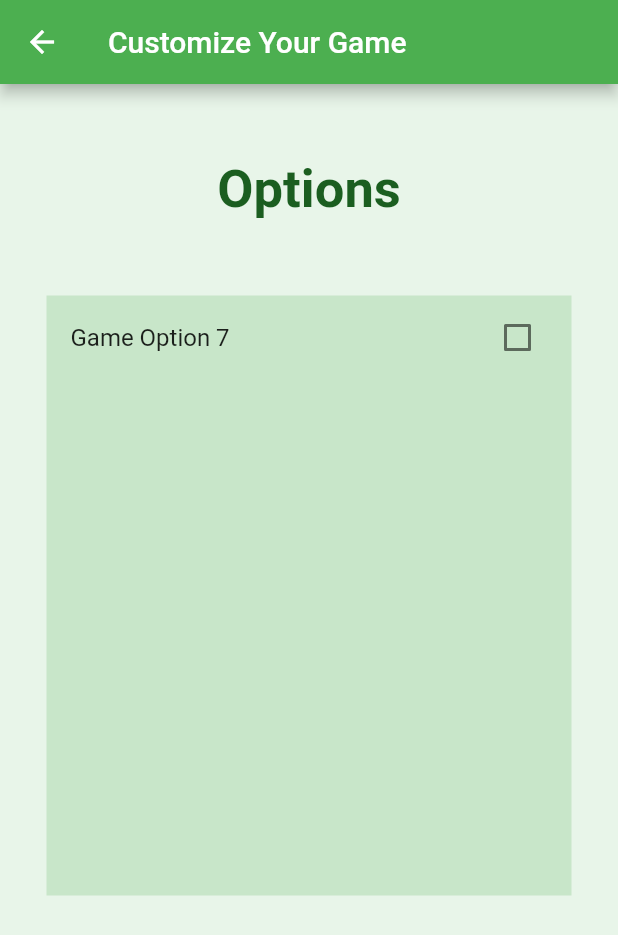
After one commit to radicalgrim/game_saver, a Flutter app: the CustomizeGamePage screen opened directly, on a phone screen of 412 x 824 dp. The commit adds this screen. Shown: the top 935 px of the screen. Run offline on Flutter 3.47's test engine with Material 2 defaults, Android fonts, the phone set to English and light mode, and no system bars; missing offline and left inert: dart:html.

```diff
--- /dev/null
+++ b/lib/pages/customize_game_page.dart
@@ -0,0 +1,60 @@
+import 'package:game_saver/res/globals.dart' as globals;
+import 'package:flutter/material.dart';
+import 'package:flutter/widgets.dart';
+import 'package:game_saver/res/colors.dart';
+import 'package:game_saver/res/strings.dart';
+import 'package:game_saver/res/text_styles.dart';
+
+class CustomizeGamePage extends StatefulWidget {
+  const CustomizeGamePage({Key? key}) : super(key: key);
+  static const String route = "/gamecustomization";
+  @override
+  CustomizeGamePageState createState() => CustomizeGamePageState();
+}
+
+class CustomizeGamePageState extends State<CustomizeGamePage> {
+  //PAGE
+  @override
+  Widget build(BuildContext context) {
+    return Scaffold(
+      backgroundColor: ProjectColors.primarySwatch.shade50,
+      appBar: AppBar(
+        title: const Text(ProjectStrings.gameCustomizationHeader),
+        leading: IconButton(
+          icon: const Icon(Icons.arrow_back),
+          onPressed: () {
+            Navigator.pop(context);
+          },
+        ),
+      ),
+      body: SafeArea(
+        child: Center(
+          child: Column(
+            children: [
+              Padding(
+                padding: const EdgeInsets.symmetric(vertical: 50, horizontal: 20),
+                child: Text(ProjectStrings.gameOptionsTitle,
+                    style: ProjectTextStyles.pageTitleTextStyle),
+              ),
+              Container(
+                child: Column(children: [
+                    CheckboxListTile(
+                    title: const Text(ProjectStrings.gameOption7),
+                    value: globals.gameOption7,
+                    onChanged: (bool? value) {
+                      setState(() {
+                        globals.gameOption7 = value!;
+                      });
+                    }),
+                ],),
+                width: 350,
+                height: 400,
+                color: ProjectColors.primarySwatch.shade100,
+              ),
+            ],
+          ),
+        ),
+      ),
+    );
+  }
+}
--- /dev/null
+++ b/lib/res/globals.dart
@@ -0,0 +1,17 @@
+library game_saver.globals;
+
+import 'package:game_saver/res/game_info.dart';
+
+//Game Options Page
+bool gameOption1 = false;
+bool gameOption2 = false;
+bool gameOption3 = false;
+bool gameOption4 = false;
+bool gameOption5 = false;
+bool gameOption6 = false;
+bool gameOption7 = false;
+
+//Game list for leaderboard
+List<GameInfo> gameList = [];
+
+GameInfo? currentGame;
--- a/lib/res/strings.dart
+++ b/lib/res/strings.dart
@@ -1,5 +1,10 @@
 class ProjectStrings {
   // TODO: Get better strings, my goodness
+
+  //Global
+  static const String error = 'Error';
+  static const String ok = 'OK';
+  static const String nextButton = "Next";
 
   // Home Page
   static const String appTitle = "GameSaver";
@@ -9,16 +14,19 @@ class ProjectStrings {
   // Add Players Page
   static const String addPlayersHeading = "Add Your Players";
   static const String addPlayerHint = "Add Player";
-  static const String nextButton = "Next";
+  static const String addPlayersErrorMessage = "Game must have at least 1 participant";
 
   // Game Options Page
   static const String gameOptionsHeader = "Game Options";
   static const String gameOptionsTitle = "Options";
-  static const String gameOptionGameTimer = "Enable Game Timer";
+  static const String gameOption1 = "Enable Game Timer";
   static const String gameOption2 = "Game Option 2";
   static const String gameOption3 = "Game Option 3";
   static const String gameOption4 = "Game Option 4";
   static const String gameOption5 = "Game Option 5";
   static const String gameOption6 = "Game Option 6";
   static const String gameOption7 = "Game Option 7";
+
+  // Game Customizations Page
+  static const String gameCustomizationHeader = "Customize Your Game";
 }
```
Also changed, not shown: lib/pages/add_players_page.dart (+58 -6 lines), lib/pages/game_options_page.dart (+17 -27 lines), lib/res/game_info.dart (added, +10 -0 lines), 1 other file.
